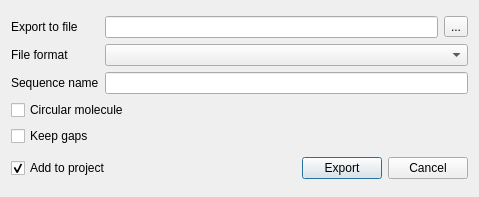
Before: the Qt Designer form src/corelibs/U2View/src/ov_assembly/ui/ExportConsensusDialog.ui in violethaze74/ugene, drawn with Qt 5.
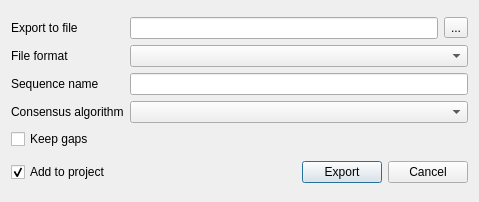
After: the same form once the commit is applied.

Commit message:
AB menus and export dialog improvements
+ reordered items in context menus of Reads and Consensus Area
+ added export consensus action to 'Export' submenu of Reads Area context menu
+ removed 'Circular' option from export consensus dialog
+ added 'Consensus algorithm' option to export consensus dialog

What changed in the file:
```diff
--- a/src/corelibs/U2View/src/ov_assembly/ui/ExportConsensusDialog.ui
+++ b/src/corelibs/U2View/src/ov_assembly/ui/ExportConsensusDialog.ui
@@ -7,7 +7,7 @@
     <x>0</x>
     <y>0</y>
     <width>479</width>
-    <height>197</height>
+    <height>202</height>
    </rect>
   </property>
   <property name="windowTitle">
@@ -53,19 +53,6 @@
      <item row="2" column="1" colspan="2">
       <widget class="QLineEdit" name="sequenceNameLineEdit"/>
      </item>
-     <item row="3" column="0" colspan="3">
-      <widget class="QCheckBox" name="circularCheckBox">
-       <property name="sizePolicy">
-        <sizepolicy hsizetype="Minimum" vsizetype="Fixed">
-         <horstretch>0</horstretch>
-         <verstretch>0</verstretch>
-        </sizepolicy>
-       </property>
-       <property name="text">
-        <string>Circular molecule</string>
-       </property>
-      </widget>
-     </item>
      <item row="4" column="0" colspan="3">
       <widget class="QCheckBox" name="keepGapsCheckBox">
        <property name="text">
@@ -73,6 +60,16 @@
        </property>
       </widget>
      </item>
+     <item row="3" column="0">
+      <widget class="QLabel" name="algorithmLabel">
+       <property name="text">
+        <string>Consensus algorithm</string>
+       </property>
+      </widget>
+     </item>
+     <item row="3" column="1" colspan="2">
+      <widget class="QComboBox" name="algorithmComboBox"/>
+     </item>
     </layout>
    </item>
    <item>
```
The commit also changes 4 other files.
